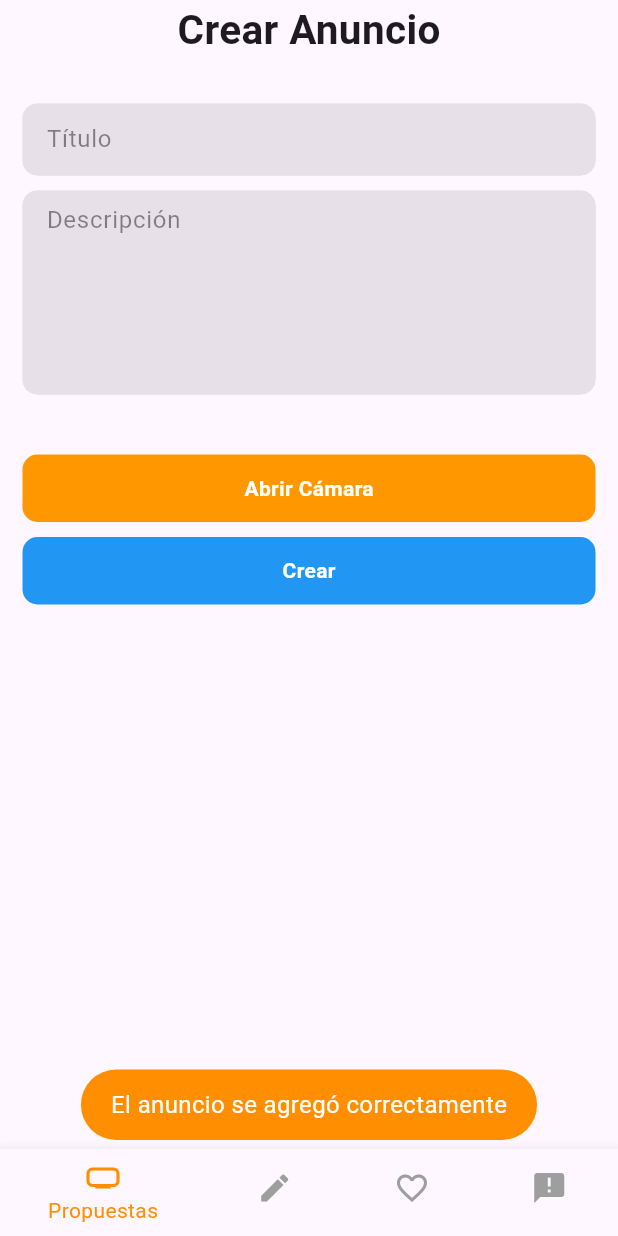
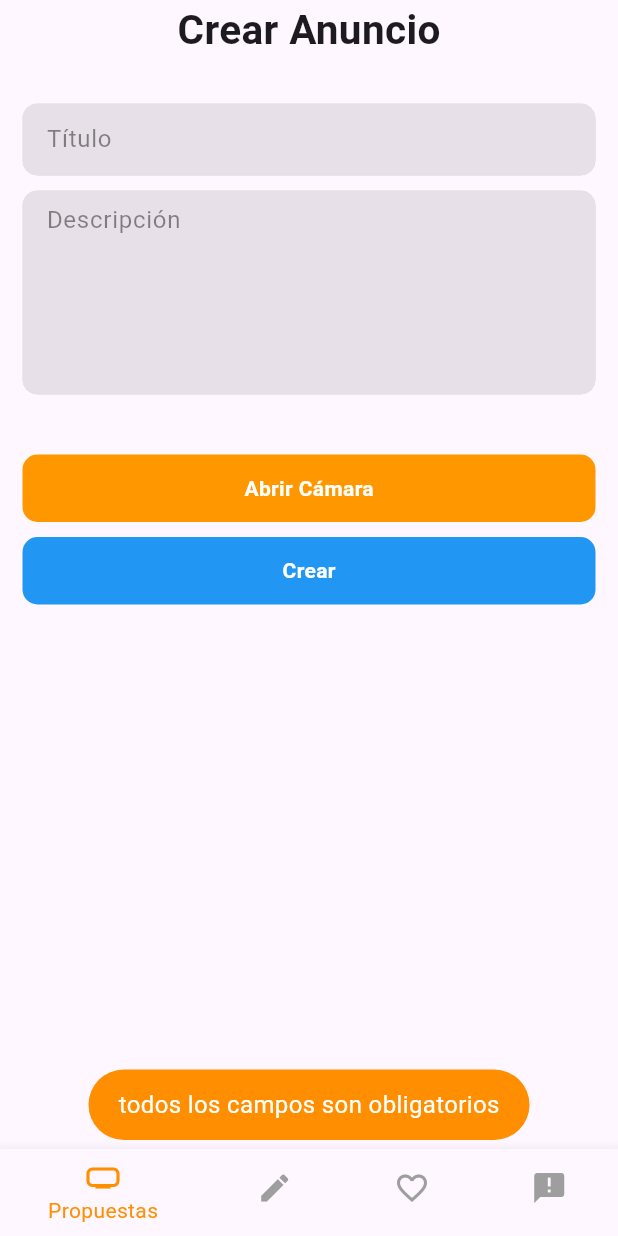
Before and after one commit to andrestejada/ucompensar-hibridas, a Flutter app: the CreateAnnouncementView screen opened by its route, after a tap on "Crear", on a phone screen of 412 x 824 dp. Run offline on Flutter 3.47's test engine with Material 3 defaults, Android fonts, the phone set to English and light mode, and no system bars; our stand-ins replace cloud_firestore, firebase_auth, firebase_core, firebase_storage, fluttertoast, go_router and 1 more; accounts and stored records are empty.

Commit message:
validacion de campos

```diff
--- a/lib/views/create_announcement_view.dart
+++ b/lib/views/create_announcement_view.dart
@@ -6,6 +6,7 @@ import 'package:image_picker/image_picker.dart'; // Image Picker
 import 'dart:io';
 import 'package:residents_app/widgets/form_container_widget.dart';
 import 'package:residents_app/widgets/toast.dart';
+import 'package:go_router/go_router.dart';
 
 class CreateAnnouncementView extends StatefulWidget {
   const CreateAnnouncementView({super.key});
@@ -37,9 +38,10 @@ class _CreateAnnouncementViewState extends State<CreateAnnouncementView> {
 
   Future<String?> _uploadImage(File image) async {
     try {
-      final storageRef = storage.ref().child('announcements/${DateTime.now().millisecondsSinceEpoch}.jpg');
+      final storageRef = storage
+          .ref()
+          .child('announcements/${DateTime.now().millisecondsSinceEpoch}.jpg');
       final uploadTask = await storageRef.putFile(image);
-
 
       return await uploadTask.ref.getDownloadURL();
     } catch (e) {
@@ -49,6 +51,10 @@ class _CreateAnnouncementViewState extends State<CreateAnnouncementView> {
   }
 
   void _createAnnouncement() async {
+    if (_titleController.text.isEmpty || _descriptionController.text.isEmpty) {
+      showToast(message: "todos los campos son obligatorios");
+      return;
+    }
     setState(() {
       _isLoading = true;
     });
@@ -85,6 +91,7 @@ class _CreateAnnouncementViewState extends State<CreateAnnouncementView> {
     });
 
     showToast(message: "El anuncio se agregó correctamente");
+    context.go('/announcement');
   }
 
   @override
```
